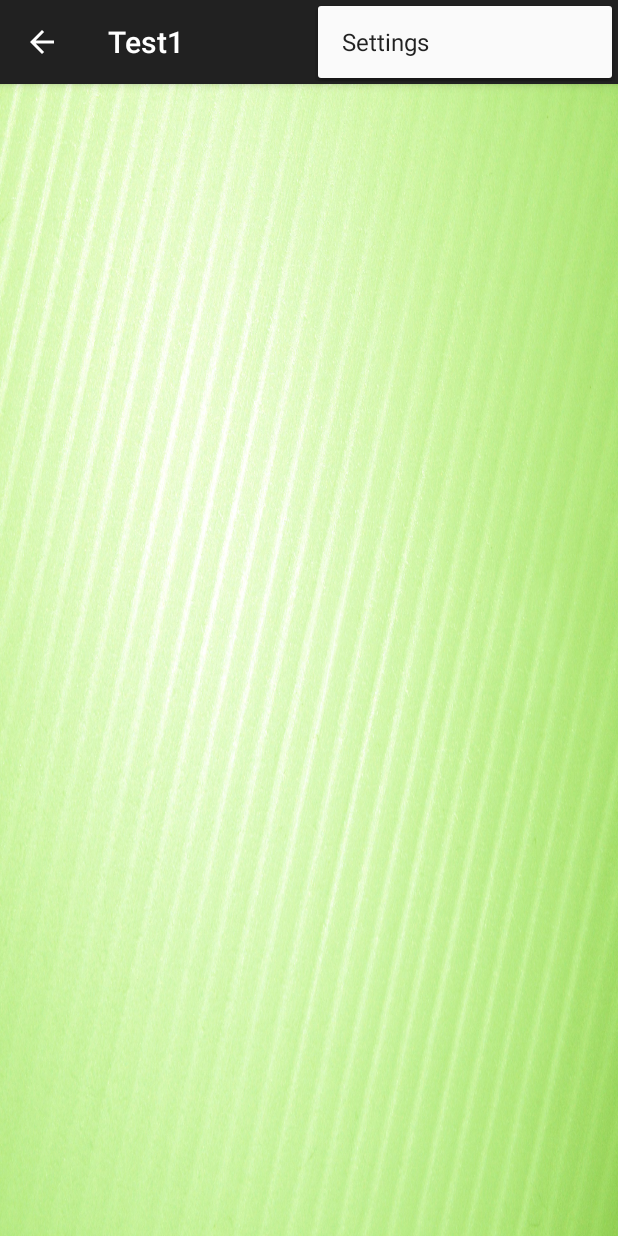
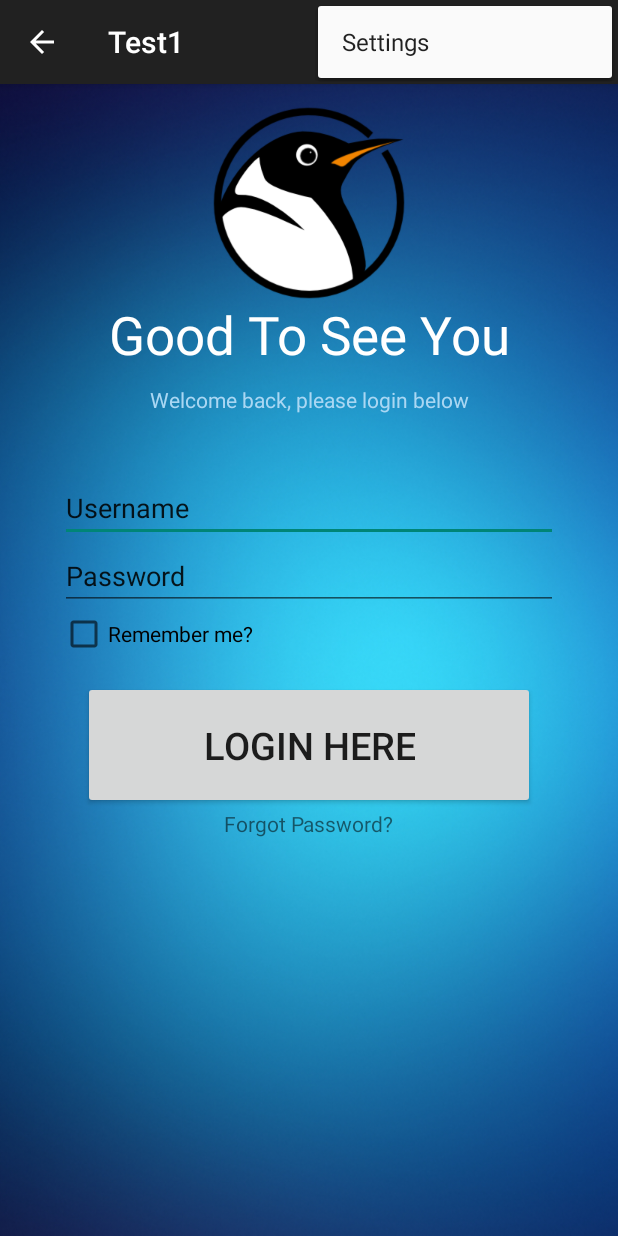
Before and after one commit to Kyro98/Test1, an Android app: the screen it shows after launch (MainActivity), with the options menu open, on a phone screen of 412 x 824 dp. Run offline under Robolectric (Android 15) with nearby library versions, the phone set to English and light mode, and no system bars; 2 statements that could not run were skipped.

Commit message:
menu done

```diff
--- a/app/src/main/res/layout/activity_main.xml
+++ b/app/src/main/res/layout/activity_main.xml
@@ -8,7 +8,114 @@
          space available using match_parent in both dimensions. -->
     <FrameLayout android:id="@+id/container" android:layout_width="match_parent"
         android:layout_height="match_parent"
-        android:background="@drawable/BG" />
+        android:background="@drawable/BG2" >
+
+        <LinearLayout
+            android:orientation="vertical"
+            android:layout_width="fill_parent"
+            android:layout_height="fill_parent">
+
+            <LinearLayout
+                android:orientation="vertical"
+                android:layout_width="fill_parent"
+                android:layout_height="wrap_content"
+                android:paddingTop="15dp">
+
+                <ImageView
+                    android:layout_width="match_parent"
+                    android:layout_height="wrap_content"
+                    android:id="@+id/imageView"
+                    android:src="@drawable/logo2"
+                    android:alpha="1"
+                    android:background="#00000000" />
+
+                <TextView
+                    android:layout_width="match_parent"
+                    android:layout_height="wrap_content"
+                    android:textAppearance="?android:attr/textAppearanceLarge"
+                    android:text="Good To See You"
+                    android:id="@+id/textView"
+                    android:textSize="35dp"
+                    android:textColor="#FFFFFF"
+                    android:gravity="top|center" />
+
+                <TextView
+                    android:layout_width="match_parent"
+                    android:layout_height="wrap_content"
+                    android:textAppearance="?android:attr/textAppearanceSmall"
+                    android:text="Welcome back, please login below"
+                    android:id="@+id/textView2"
+                    android:textColor="#AAD7F3"
+                    android:gravity="center"
+                    android:paddingTop="10dp" />
+
+            </LinearLayout>
+
+            <LinearLayout
+                android:orientation="vertical"
+                android:layout_width="match_parent"
+                android:layout_height="wrap_content"
+                android:layout_gravity="center"
+                android:paddingLeft="40dp"
+                android:paddingRight="40dp"
+                android:paddingTop="40dp"
+                android:weightSum="1">
+
+                <EditText
+                    android:layout_width="match_parent"
+                    android:layout_height="wrap_content"
+                    android:inputType="textPersonName"
+                    android:text="Username"
+                    android:ems="10"
+                    android:id="@+id/editText"
+                    android:layout_gravity="center_horizontal" />
+
+                <EditText
+                    android:layout_width="match_parent"
+                    android:layout_height="wrap_content"
+                    android:inputType="textPersonName"
+                    android:text="Password"
+                    android:ems="10"
+                    android:id="@+id/editText2" />
+
+                <CheckBox
+                    android:layout_width="wrap_content"
+                    android:layout_height="wrap_content"
+                    android:text="Remember me?"
+                    android:id="@+id/checkBox" />
+
+            </LinearLayout>
+
+            <LinearLayout
+                android:orientation="vertical"
+                android:layout_width="fill_parent"
+                android:layout_height="fill_parent"
+                android:gravity="top|center"
+                android:paddingTop="15dp">
+
+                <Button
+                    android:layout_width="wrap_content"
+                    android:layout_height="wrap_content"
+                    android:text="LOGIN HERE"
+                    android:id="@+id/button"
+                    android:paddingLeft="80dp"
+                    android:paddingRight="80dp"
+                    android:paddingTop="25dp"
+                    android:paddingBottom="25dp"
+                    android:textSize="25dp" />
+
+                <TextView
+                    android:layout_width="wrap_content"
+                    android:layout_height="wrap_content"
+                    android:textAppearance="?android:attr/textAppearanceSmall"
+                    android:text="Forgot Password?"
+                    android:id="@+id/textView3" />
+
+            </LinearLayout>
+
+        </LinearLayout>
+
+    </FrameLayout>
 
     <!-- android:layout_gravity="start" tells DrawerLayout to treat
          this as a sliding drawer on the left side for left-to-right
```
Also changed, not shown: app/src/main/res/drawable-xhdpi/BG2.jpg (added), app/src/main/res/drawable-xhdpi/logo.jpg (added), app/src/main/res/drawable-xhdpi/logo2.png (added).
